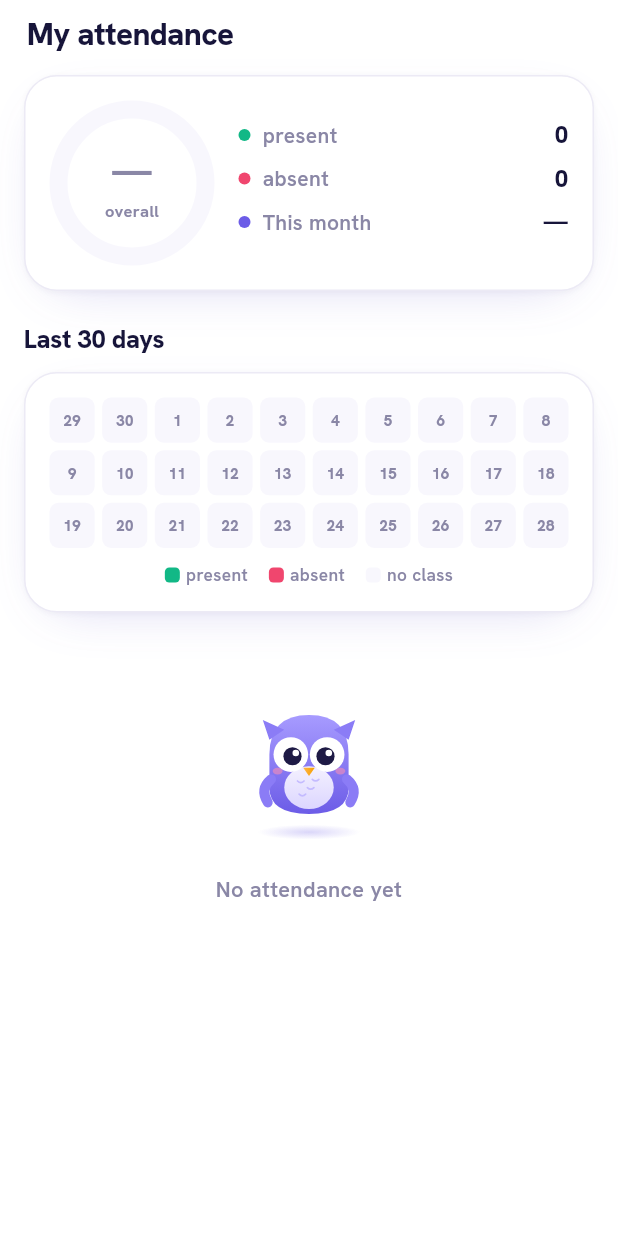
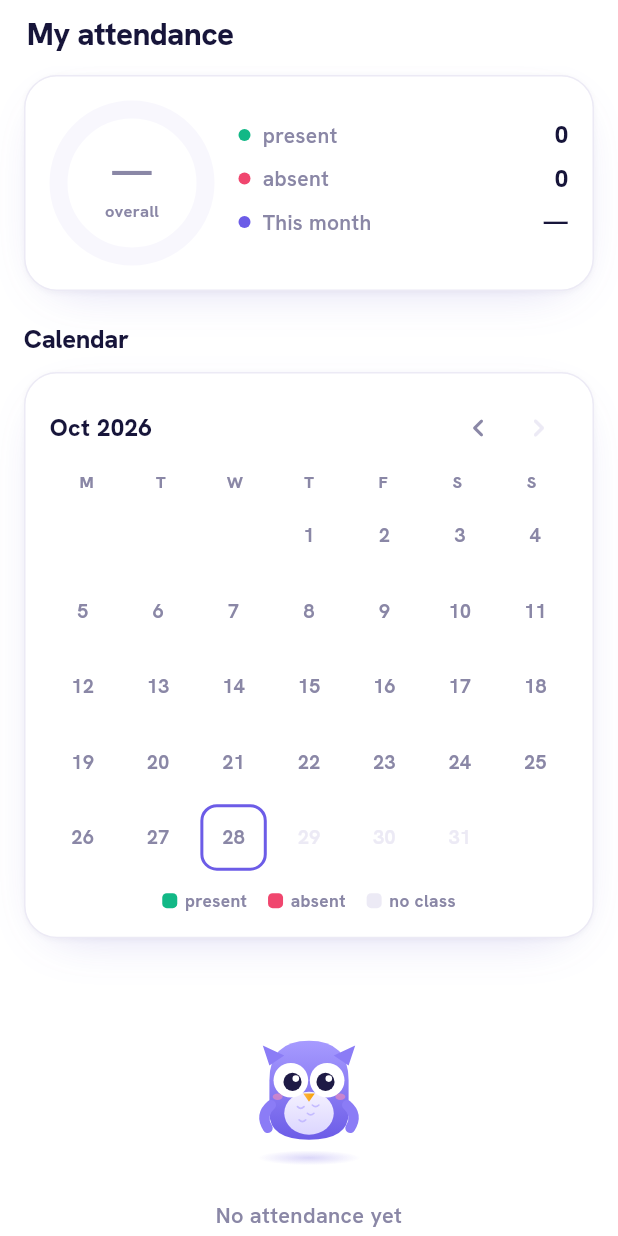
Before and after one commit to careermateapk/vidyadesk, a Flutter app: the MyAttendancePage screen opened directly with empty values, on a phone screen of 412 x 824 dp. Run offline on Flutter 3.47's test engine with Material 3 defaults, Android fonts, the phone set to English and light mode, and no system bars; our stand-ins replace cloud_firestore, firebase_auth, firebase_core, flutter_svg, google_sign_in, qr_flutter and 2 more; accounts and stored records are empty.

Commit message:
Redesign part 3: fees summary, month attendance calendar
Co-Authored-By: Claude Opus 5.5 <noreply@anthropic.com>
Claude-Session: https://claude.ai/code/session_014ecwixHq5wLoCb9rY4QmAU

```diff
--- a/lib/core/strings.dart
+++ b/lib/core/strings.dart
@@ -530,4 +530,6 @@ const Map<String, List<String>> _t = {
   'this_week': ['This week', 'इस हफ़्ते', 'Is hafte'],
   'n_active_batches': ['{n} active batches', '{n} बैच चालू', '{n} active batch'],
   'nothing_here_filter': ['Nothing matches this filter', 'इस फ़िल्टर में कुछ नहीं', 'Is filter mein kuch nahi'],
+  'collection': ['Collection', 'वसूली', 'Collection'],
+  'calendar': ['Calendar', 'कैलेंडर', 'Calendar'],
 };
--- a/lib/screens/attendance.dart
+++ b/lib/screens/attendance.dart
@@ -309,7 +309,7 @@ class MyAttendancePage extends StatelessWidget {
                 ),
               ),
               const SizedBox(height: 14),
-              FadeIn(delay: stagger(1), child: SectionTitle(tr('last_30_days'))),
+              FadeIn(delay: stagger(1), child: SectionTitle(tr('calendar'))),
               const SizedBox(height: 8),
               FadeIn(delay: stagger(2), child: AppCard(child: _Calendar(uid: studentUid, days: days))),
               const SizedBox(height: 14),
@@ -356,61 +356,95 @@ class MyAttendancePage extends StatelessWidget {
 }
 
 /// 30 small squares, one per day: green present, red absent, grey no class.
-class _Calendar extends StatelessWidget {
+class _Calendar extends StatefulWidget {
   const _Calendar({required this.uid, required this.days});
   final String uid;
   final List<AttendanceDay> days;
   @override
+  State<_Calendar> createState() => _CalendarState();
+}
+
+class _CalendarState extends State<_Calendar> {
+  late DateTime _month = DateTime(DateTime.now().year, DateTime.now().month);
+
+  @override
   Widget build(BuildContext context) {
     final p = context.pal;
     final byDate = <String, bool>{};
-    for (final d in days) {
-      if (!d.marked.contains(uid)) continue;
-      final was = byDate[d.dateKey];
-      byDate[d.dateKey] = (was ?? false) || d.present.contains(uid);
+    for (final d in widget.days) {
+      if (!d.marked.contains(widget.uid)) continue;
+      byDate[d.dateKey] = (byDate[d.dateKey] ?? false) || d.present.contains(widget.uid);
     }
-    final today = DateTime.now();
-    final list = List.generate(30, (i) => today.subtract(Duration(days: 29 - i)));
+    final now = DateTime.now();
+    final today = DateTime(now.year, now.month, now.day);
+    final first = _month;
+    final daysIn = DateTime(first.year, first.month + 1, 0).day;
+    final lead = first.weekday - 1;
+    final isThis = first.year == now.year && first.month == now.month;
     return Column(children: [
-      GridView.count(
-        crossAxisCount: 10,
+      Row(children: [
+        Expanded(child: Text(monthLabel(monthKey(first)), style: const TextStyle(fontWeight: FontWeight.w800, fontSize: 16))),
+        IconButton(visualDensity: VisualDensity.compact, onPressed: () => setState(() => _month = DateTime(first.year, first.month - 1)), icon: Icon(Icons.chevron_left_rounded, color: p.muted)),
+        IconButton(
+          visualDensity: VisualDensity.compact,
+          onPressed: isThis ? null : () => setState(() => _month = DateTime(first.year, first.month + 1)),
+          icon: Icon(Icons.chevron_right_rounded, color: isThis ? p.border : p.muted),
+        ),
+      ]),
+      const SizedBox(height: 8),
+      Row(children: [
+        for (var k = 1; k <= 7; k++)
+          Expanded(child: Center(child: Text(dayShort(k).substring(0, 1), style: TextStyle(fontSize: 11, fontWeight: FontWeight.w800, color: p.muted)))),
+      ]),
+      const SizedBox(height: 6),
+      AnimatedSwitcher(
+        duration: const Duration(milliseconds: 250),
+        child: GridView.count(
+          key: ValueKey(first),
+          crossAxisCount: 7,
           shrinkWrap: true,
           physics: const NeverScrollableScrollPhysics(),
-        mainAxisSpacing: 5,
-        crossAxisSpacing: 5,
+          mainAxisSpacing: 6,
+          crossAxisSpacing: 6,
           children: [
-          for (var i = 0; i < list.length; i++)
+            for (var i = 0; i < lead; i++) const SizedBox.shrink(),
+            for (var d = 1; d <= daysIn; d++)
               Builder(builder: (context) {
-              final st = byDate[dateKey(list[i])];
-              final c = st == null ? p.cardAlt : (st ? p.success : p.danger);
+                final date = DateTime(first.year, first.month, d);
+                final st = byDate[dateKey(date)];
+                final isToday = date == today;
                 return TweenAnimationBuilder<double>(
                   tween: Tween(begin: 0, end: 1),
-                duration: Duration(milliseconds: 300 + i * 25),
+                  duration: Duration(milliseconds: 250 + d * 15),
                   curve: Curves.easeOutBack,
                   builder: (context, v, child) => Transform.scale(scale: v, child: child),
                   child: Container(
-                  decoration: BoxDecoration(color: c, borderRadius: BorderRadius.circular(6)),
+                    decoration: BoxDecoration(
+                      color: st == null ? Colors.transparent : (st ? p.successTint : p.danger),
+                      borderRadius: BorderRadius.circular(11),
+                      border: isToday ? Border.all(color: p.brand, width: 2) : null,
+                    ),
                     alignment: Alignment.center,
-                  child: Text('${list[i].day}', style: TextStyle(fontSize: 10, fontWeight: FontWeight.w800, color: st == null ? p.muted : Colors.white)),
+                    child: Text('$d',
+                        style: TextStyle(
+                          fontSize: 13,
+                          fontWeight: FontWeight.w700,
+                          color: st == null ? (date.isAfter(today) ? p.border : p.muted) : (st ? p.success : Colors.white),
+                        )),
                   ),
                 );
               }),
           ],
         ),
-      const SizedBox(height: 10),
+      ),
+      const SizedBox(height: 12),
       Row(mainAxisAlignment: MainAxisAlignment.center, children: [
-        _legend(p.success, tr('present'), p),
+        LegendDot(p.success, tr('present')),
         const SizedBox(width: 14),
-        _legend(p.danger, tr('absent'), p),
+        LegendDot(p.danger, tr('absent')),
         const SizedBox(width: 14),
-        _legend(p.cardAlt, tr('no_class'), p),
+        LegendDot(p.border, tr('no_class')),
       ]),
     ]);
   }
-
-  Widget _legend(Color c, String t, Palette p) => Row(children: [
-        Container(width: 10, height: 10, decoration: BoxDecoration(color: c, borderRadius: BorderRadius.circular(3))),
-        const SizedBox(width: 4),
-        Text(t, style: TextStyle(fontSize: 11.5, color: p.muted, fontWeight: FontWeight.w600)),
-      ]);
 }
```
Also changed, not shown: lib/screens/fees.dart (+24 -17 lines). Lines whose indentation alone changed are shown as unchanged.
